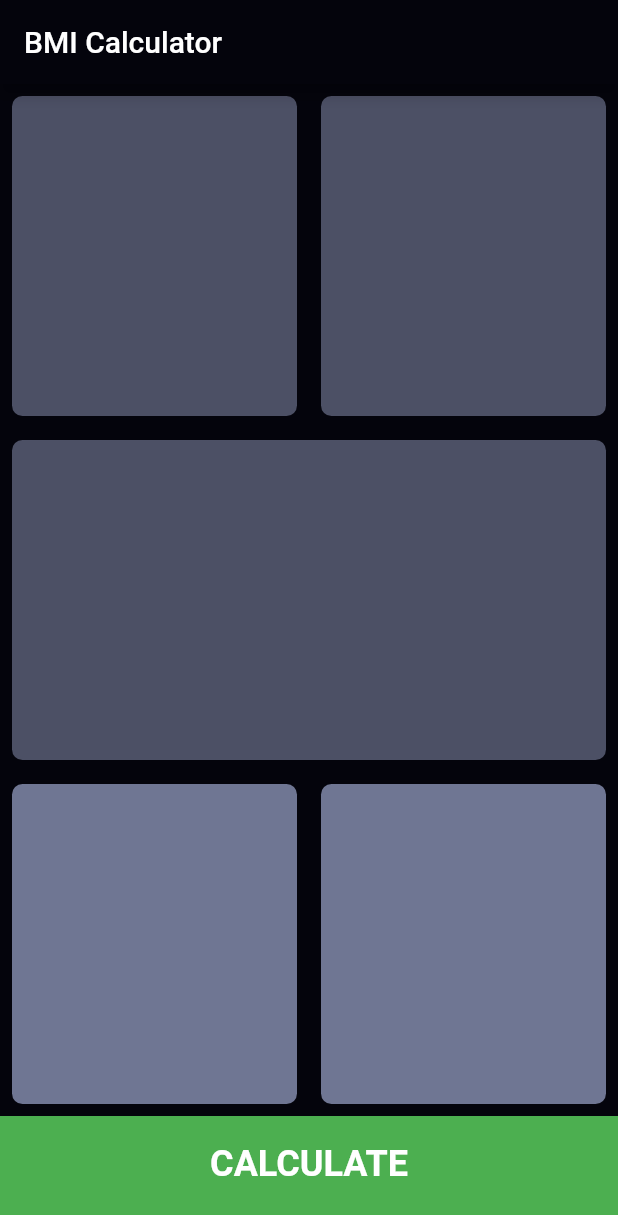
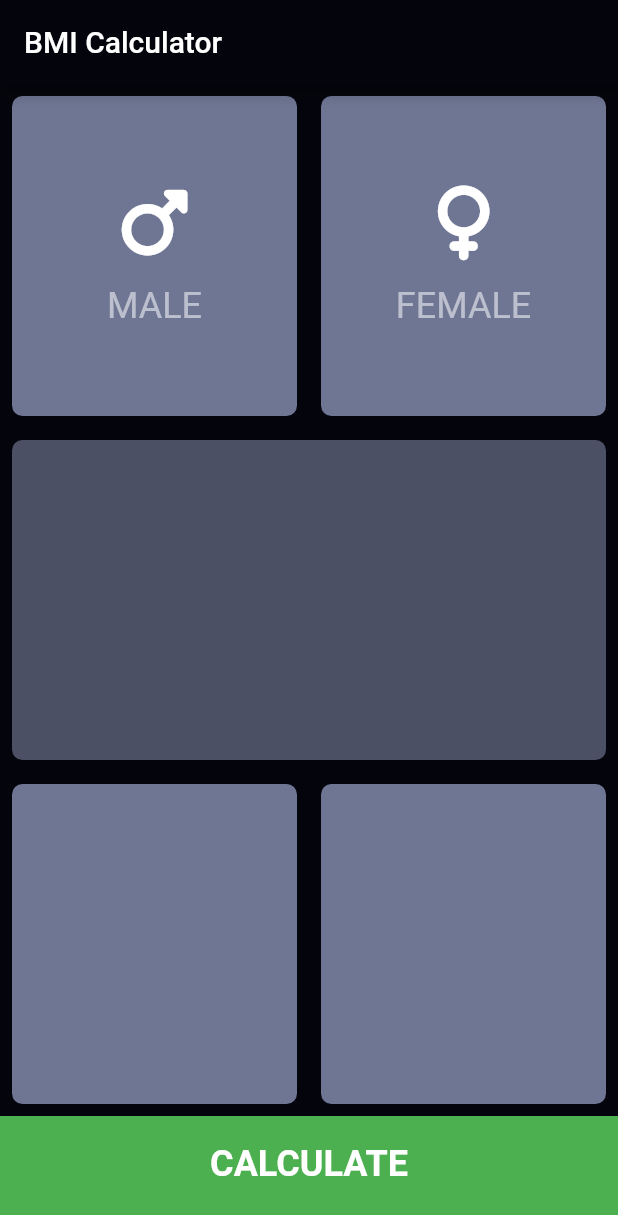
Before and after one commit to oalshokri/bmi_calculator_GSG, a Flutter app: the screen it shows after launch, on a phone screen of 412 x 824 dp. Shown: the top 1215 px of the screen. Run offline on Flutter 3.47's test engine with Material 2 defaults, Android fonts, the phone set to English and light mode, and no system bars; our stand-ins replace font_awesome_flutter.

Commit message:
- add font awesome  - refactor code

```diff
--- /dev/null
+++ b/lib/componants/card_data.dart
@@ -0,0 +1,30 @@
+import 'package:flutter/material.dart';
+
+import '../constants.dart';
+
+class CardData extends StatelessWidget {
+  const CardData({
+    Key? key,
+    required this.title,
+    required this.icon,
+  }) : super(key: key);
+
+  final String title;
+  final IconData icon;
+  @override
+  Widget build(BuildContext context) {
+    return Column(
+      mainAxisAlignment: MainAxisAlignment.center,
+      children: [
+        Icon(icon, size: 50),
+        SizedBox(
+          height: 16,
+        ),
+        Text(
+          title,
+          style: kTitleTextStyle,
+        )
+      ],
+    );
+  }
+}
--- a/lib/constants.dart
+++ b/lib/constants.dart
@@ -3,3 +3,5 @@ import 'package:flutter/material.dart';
 Color kPrimaryColor = const Color(0xFF04040c);
 Color kActiveColor = const Color(0xFF6f7693);
 Color kInActiveColor = const Color(0xFF4c5065);
+TextStyle kTitleTextStyle =
+    const TextStyle(fontSize: 24, color: Color(0X88FFFFFF));
--- a/lib/home.dart
+++ b/lib/home.dart
@@ -1,5 +1,7 @@
+import 'package:bmi_calculator/componants/card_data.dart';
 import 'package:bmi_calculator/constants.dart';
 import 'package:flutter/material.dart';
+import 'package:font_awesome_flutter/font_awesome_flutter.dart';
 
 import 'componants/my_card.dart';
 
@@ -24,10 +26,18 @@ class _MyHomePageState extends State<MyHomePage> {
               crossAxisAlignment: CrossAxisAlignment.stretch,
               children: [
                 MyCard(
-                  color: kInActiveColor,
+                  color: kActiveColor,
+                  child: CardData(
+                    title: 'MALE',
+                    icon: FontAwesomeIcons.mars,
+                  ),
                 ),
                 MyCard(
-                  color: kInActiveColor,
+                  color: kActiveColor,
+                  child: CardData(
+                    title: 'FEMALE',
+                    icon: FontAwesomeIcons.venus,
+                  ),
                 ),
               ],
             ),
--- a/pubspec.yaml
+++ b/pubspec.yaml
@@ -36,6 +36,7 @@ dependencies:
   # The following adds the Cupertino Icons font to your application.
   # Use with the CupertinoIcons class for iOS style icons.
   cupertino_icons: ^1.0.2
+  font_awesome_flutter: ^10.3.0
 
 dev_dependencies:
   flutter_test:
```
Also changed, not shown: pubspec.lock.
